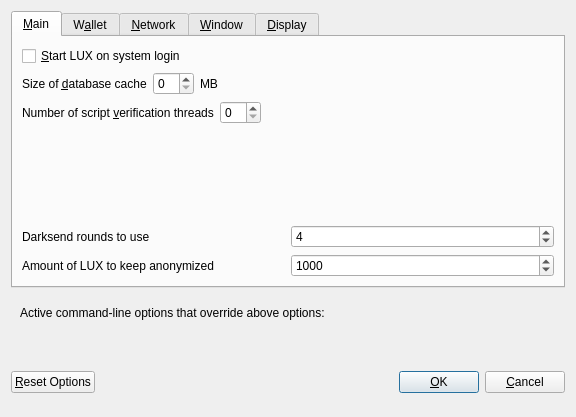
Before: the Qt Designer form src/qt/forms/optionsdialog.ui in LUX-Core/lux, drawn with Qt 5.
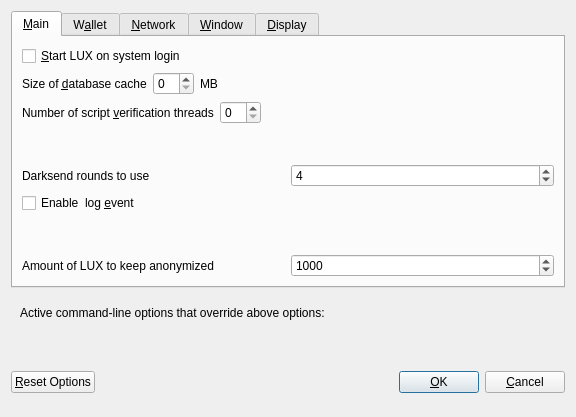
After: the same form once the commit is applied. Custom widgets are drawn as their Qt base class.

```diff
--- a/src/qt/forms/optionsdialog.ui
+++ b/src/qt/forms/optionsdialog.ui
@@ -157,6 +157,28 @@
          </item>
         </layout>
        </item>
+
+       <item>
+        <widget class="QCheckBox" name="logEvents">
+         <property name="text">
+          <string>Enable  log &amp;event</string>
+         </property>
+        </widget>
+       </item>
+       <item>
+        <spacer name="verticalSpacer_Main">
+         <property name="orientation">
+          <enum>Qt::Vertical</enum>
+         </property>
+         <property name="sizeHint" stdset="0">
+          <size>
+           <width>20</width>
+           <height>40</height>
+          </size>
+         </property>
+        </spacer>
+       </item>
+
        <item>
         <layout class="QHBoxLayout" name="horizontalLayout">
          <item>
```
